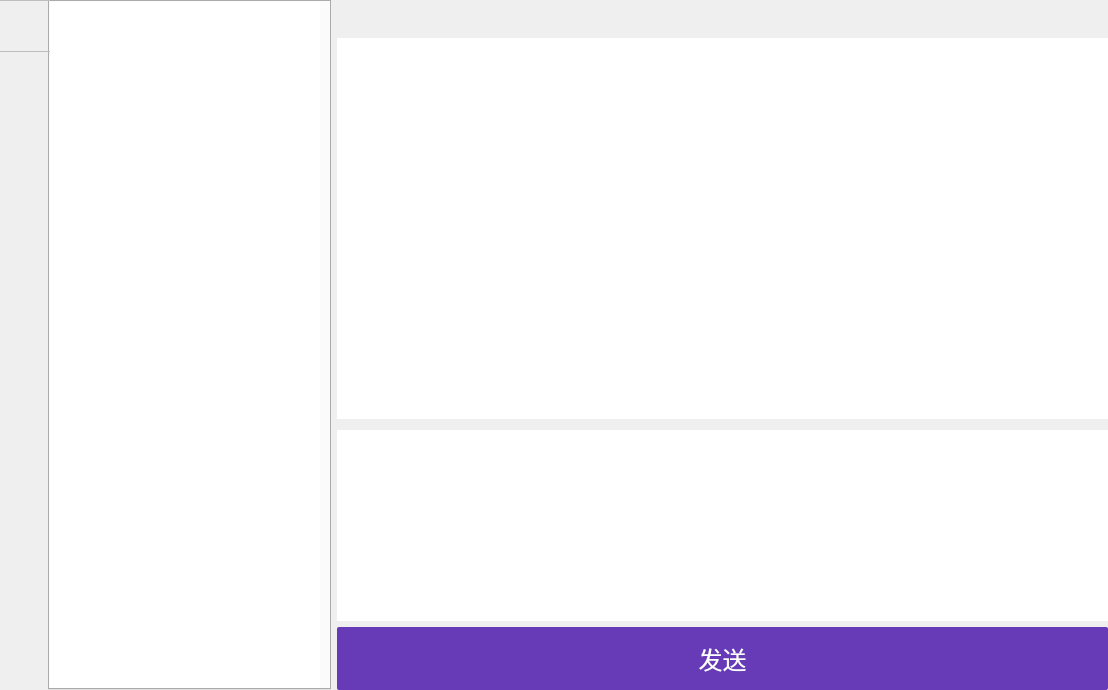
LBZZYZ/leo, file client/QClient/qclient.ui: the form before one commit.
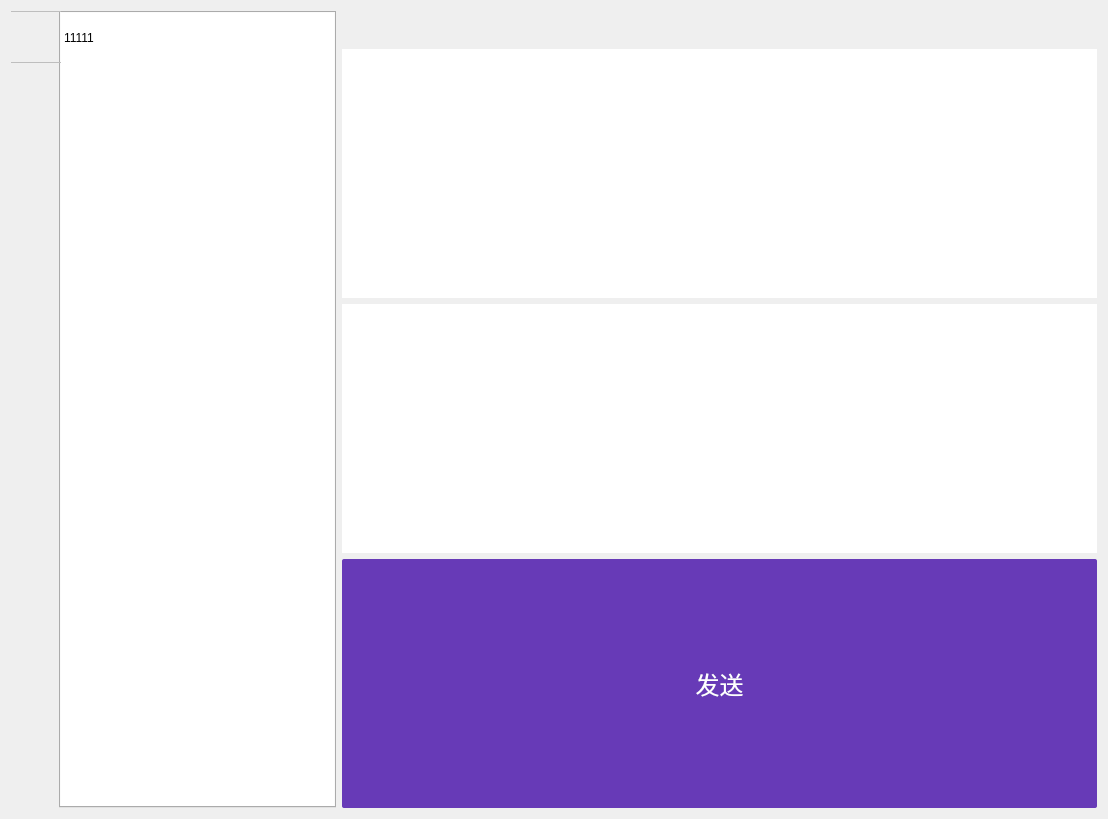
The form after the commit. Icons and pictures are not drawn.

```diff
--- a/client/QClient/qclient.ui
+++ b/client/QClient/qclient.ui
@@ -7,13 +7,13 @@
     <x>0</x>
     <y>0</y>
     <width>1108</width>
-    <height>690</height>
+    <height>819</height>
    </rect>
   </property>
   <property name="windowTitle">
    <string>QClient</string>
   </property>
-  <layout class="QHBoxLayout" name="horizontalLayout_4">
+  <layout class="QVBoxLayout" name="verticalLayout_3">
    <property name="leftMargin">
     <number>0</number>
    </property>
@@ -40,24 +40,9 @@
      <property name="frameShadow">
       <enum>QFrame::Plain</enum>
      </property>
-     <layout class="QHBoxLayout" name="horizontalLayout_2" stretch="3">
-      <property name="spacing">
-       <number>0</number>
-      </property>
-      <property name="leftMargin">
-       <number>0</number>
-      </property>
-      <property name="topMargin">
-       <number>0</number>
-      </property>
-      <property name="rightMargin">
-       <number>0</number>
-      </property>
-      <property name="bottomMargin">
-       <number>0</number>
-      </property>
+     <layout class="QHBoxLayout" name="horizontalLayout_3">
       <item>
-       <layout class="QHBoxLayout" name="horizontalLayout" stretch="3,7">
+       <layout class="QHBoxLayout" name="horizontalLayout_2">
         <item>
          <widget class="QTabWidget" name="tabWidget">
           <property name="minimumSize">
@@ -119,9 +104,6 @@
             <string/>
            </attribute>
            <layout class="QVBoxLayout" name="verticalLayout_2">
-            <property name="spacing">
-             <number>0</number>
-            </property>
             <property name="leftMargin">
              <number>0</number>
             </property>
@@ -136,39 +118,23 @@
             </property>
             <item>
              <widget class="QListWidget" name="m_pMessageListWidget">
-              <property name="minimumSize">
-               <size>
-                <width>0</width>
-                <height>622</height>
-               </size>
-              </property>
-              <property name="maximumSize">
-               <size>
-                <width>270</width>
-                <height>16777215</height>
-               </size>
-              </property>
               <property name="styleSheet">
-               <string notr="true">border:none;</string>
+               <string notr="true">
+
+QListWidget
+{
+	border:none;
+}
+QListWidget::Item
+{
+	height:50px;
+}</string>
               </property>
-              <property name="frameShape">
-               <enum>QFrame::StyledPanel</enum>
-              </property>
-              <property name="frameShadow">
-               <enum>QFrame::Plain</enum>
-              </property>
-              <property name="resizeMode">
-               <enum>QListView::Fixed</enum>
-              </property>
-              <property name="gridSize">
-               <size>
-                <width>0</width>
-                <height>0</height>
-               </size>
-              </property>
-              <property name="viewMode">
-               <enum>QListView::ListMode</enum>
-              </property>
+              <item>
+               <property name="text">
+                <string>11111</string>
+               </property>
+              </item>
              </widget>
             </item>
            </layout>
@@ -185,9 +151,9 @@
          </widget>
         </item>
         <item>
-         <layout class="QVBoxLayout" name="verticalLayout" stretch="0,6,0,3,1">
+         <layout class="QVBoxLayout" name="verticalLayout">
           <item>
-           <layout class="QHBoxLayout" name="horizontalLayout_3">
+           <layout class="QHBoxLayout" name="horizontalLayout">
             <item>
              <spacer name="horizontalSpacer">
               <property name="orientation">
@@ -203,6 +169,12 @@
             </item>
             <item>
              <widget class="QPushButton" name="m_btnMin">
+              <property name="sizePolicy">
+               <sizepolicy hsizetype="Fixed" vsizetype="Fixed">
+                <horstretch>0</horstretch>
+                <verstretch>0</verstretch>
+               </sizepolicy>
+              </property>
               <property name="minimumSize">
                <size>
                 <width>32</width>
@@ -230,6 +202,12 @@
             </item>
             <item>
              <widget class="QPushButton" name="m_btnMax">
+              <property name="sizePolicy">
+               <sizepolicy hsizetype="Fixed" vsizetype="Fixed">
+                <horstretch>0</horstretch>
+                <verstretch>0</verstretch>
+               </sizepolicy>
+              </property>
               <property name="minimumSize">
                <size>
                 <width>32</width>
@@ -258,6 +236,12 @@
             </item>
             <item>
              <widget class="QPushButton" name="m_btnClose">
+              <property name="sizePolicy">
+               <sizepolicy hsizetype="Fixed" vsizetype="Fixed">
+                <horstretch>0</horstretch>
+                <verstretch>0</verstretch>
+               </sizepolicy>
+              </property>
               <property name="minimumSize">
                <size>
                 <width>32</width>
@@ -293,19 +277,6 @@
             </property>
            </widget>
           </item>
-          <item>
-           <spacer name="verticalSpacer">
-            <property name="orientation">
-             <enum>Qt::Vertical</enum>
-            </property>
-            <property name="sizeHint" stdset="0">
-             <size>
-              <width>20</width>
-              <height>5</height>
-             </size>
-            </property>
-           </spacer>
-          </item>
           <item>
            <widget class="QTextEdit" name="textEdit_MessageInput">
             <property name="minimumSize">
```
